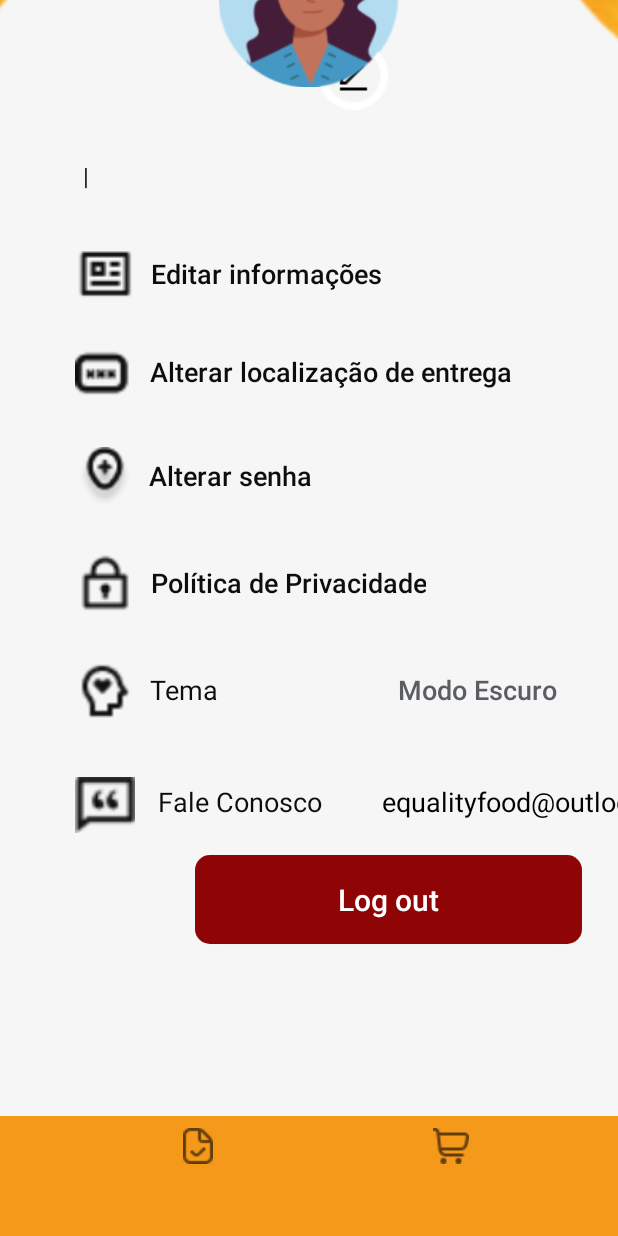
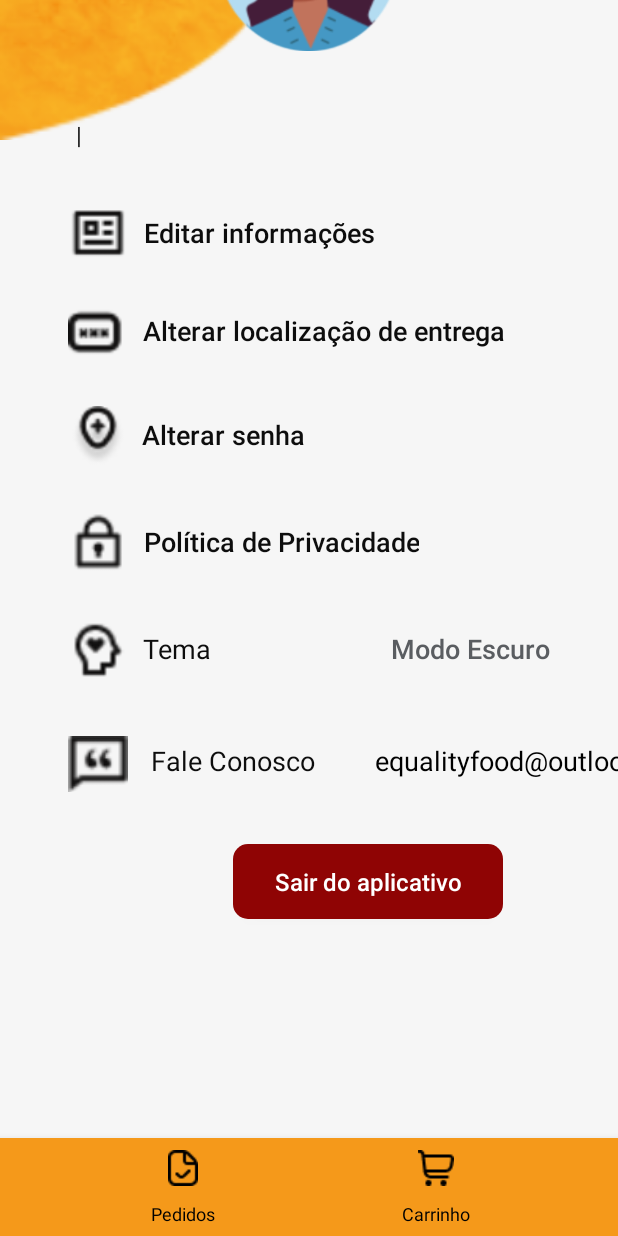
Before and after one commit to Isabelaiff/Equality_Food_Android, an Android app: the home screen opened directly, with no data from a screen before it, item 4 of the bottom bar chosen, on a phone screen of 412 x 824 dp. Run offline under Robolectric (Android 15) with nearby library versions, the phone set to English and light mode, and no system bars; our stand-ins replace Firebase (no records; nobody signed in at launch, a user with empty details on screens opened directly).

Commit message:
Atualizações no menu

```diff
--- a/app/build.gradle
+++ b/app/build.gradle
@@ -24,6 +24,10 @@ android {
             proguardFiles getDefaultProguardFile('proguard-android-optimize.txt'), 'proguard-rules.pro'
         }
     }
+
+    buildFeatures{
+        viewBinding true
+    }
     compileOptions {
         sourceCompatibility JavaVersion.VERSION_1_8
         targetCompatibility JavaVersion.VERSION_1_8
--- a/app/src/main/java/com/example/equalityfood/home.java
+++ b/app/src/main/java/com/example/equalityfood/home.java
@@ -12,17 +12,34 @@ import android.widget.ImageView;
 import android.widget.SearchView;
 import android.widget.Toast;
 
+import com.example.equalityfood.databinding.ActivityHomeBinding;
 import com.google.android.material.bottomnavigation.BottomNavigationView;
 
 public class home extends AppCompatActivity {
 
+    ActivityHomeBinding binding;
     private SearchView searchView;
 
     @Override
     protected void onCreate(Bundle savedInstanceState) {
         super.onCreate(savedInstanceState);
-        setContentView(R.layout.activity_home);
+        binding = ActivityHomeBinding.inflate(getLayoutInflater());
+        setContentView(binding.getRoot());
         searchView = findViewById(R.id.searchView);
+
+        binding.bottomNavigation.setOnItemSelectedListener(item -> {
+            switch (item.getItemId()) {
+                case R.id.menu_page1:
+                    break;
+                case R.id.imageButton4:
+                    break;
+                case R.id.imageButton:
+                    break;
+                case R.id.btnPerfil2:
+                    break;
+            }
+            return true;
+        });
 
         searchView.setOnQueryTextListener(new SearchView.OnQueryTextListener() {
             @Override
@@ -112,16 +129,18 @@ public class home extends AppCompatActivity {
             public boolean onNavigationItemSelected(@NonNull MenuItem item) {
                 switch (item.getItemId()) {
                     case R.id.imageButton4:
-                        Intent intent = new Intent(home.this, Pedidos.class);
-                        startActivity(intent);
+                        startActivity(new Intent(getApplicationContext(), Pedidos.class));
+                        overridePendingTransition(0, 0);
                         return true;
                     case R.id.imageButton:
-                        Intent carrinho = new Intent(home.this, Carrinho.class);
-                        startActivity(carrinho);
+                        startActivity(new Intent(getApplicationContext(), Carrinho.class));
+                        overridePendingTransition(0, 0);
                         return true;
                     case R.id.btnPerfil2:
-                        Intent perfil = new Intent(home.this, Perfil.class);
-                        startActivity(perfil);
+                        startActivity(new Intent(getApplicationContext(), Perfil.class));
+                        overridePendingTransition(0, 0);
+                        return true;
+                    case R.id.menu_page1:
                         return true;
                 }
                 return false;
--- /dev/null
+++ b/app/src/main/res/drawable/selector.xml
@@ -0,0 +1,13 @@
+<?xml version="1.0" encoding="utf-8"?>
+<selector xmlns:android="http://schemas.android.com/apk/res/android">
+
+    <item
+        android:state_selected="true"
+        android:drawable="@color/black"
+        android:color="@color/white"/>
+
+    <item
+        android:state_selected="false"
+        android:color="@color/black"/>
+
+</selector>
--- a/app/src/main/res/layout/activity_pagamento.xml
+++ b/app/src/main/res/layout/activity_pagamento.xml
@@ -61,7 +61,7 @@
         android:orientation="horizontal">
 
         <TextView
-            android:id="@+id/textView2"
+            android:id="@+id/textView31"
             android:layout_width="wrap_content"
             android:layout_height="wrap_content"
             android:layout_marginLeft="60dp"
@@ -91,7 +91,7 @@
         android:orientation="horizontal">
 
         <TextView
-            android:id="@+id/textView2"
+            android:id="@+id/textView20"
             android:layout_width="wrap_content"
             android:layout_height="wrap_content"
             android:layout_marginLeft="60dp"
--- a/app/src/main/res/layout/activity_perfil.xml
+++ b/app/src/main/res/layout/activity_perfil.xml
@@ -12,13 +12,12 @@
 
     <ImageView
         android:id="@+id/imageView2"
-        android:layout_width="710dp"
-        android:layout_height="501dp"
-        android:layout_marginBottom="580dp"
+        android:layout_width="779dp"
+        android:layout_height="529dp"
+        android:layout_marginBottom="576dp"
         android:src="@drawable/cabecalho"
-        app:layout_constraintBottom_toTopOf="@+id/frame_container"
-        app:layout_constraintEnd_toEndOf="parent"
-        app:layout_constraintStart_toStartOf="parent" />
+        app:layout_constraintBottom_toTopOf="@+id/frameLayout"
+        tools:layout_editor_absoluteX="-11dp" />
 
     <ImageView
         android:id="@+id/imageView34"
@@ -39,10 +38,10 @@
         android:contentDescription="bota a descrição aqui"
         app:layout_constraintBottom_toBottomOf="parent"
         app:layout_constraintEnd_toEndOf="parent"
-        app:layout_constraintHorizontal_bias="0.581"
+        app:layout_constraintHorizontal_bias="0.568"
         app:layout_constraintStart_toStartOf="parent"
         app:layout_constraintTop_toTopOf="@+id/imageView2"
-        app:layout_constraintVertical_bias="0.326"
+        app:layout_constraintVertical_bias="0.284"
         app:srcCompat="@drawable/edit_line2" />
 
     <TextView
@@ -76,10 +75,11 @@
         android:id="@+id/linearLayout"
         android:layout_width="561dp"
         android:layout_height="569dp"
+        android:layout_marginTop="420dp"
         android:orientation="vertical"
         app:layout_constraintBottom_toTopOf="@+id/frame_container"
         app:layout_constraintEnd_toEndOf="parent"
-        app:layout_constraintHorizontal_bias="0.41"
+        app:layout_constraintHorizontal_bias="0.439"
         app:layout_constraintStart_toStartOf="parent"
         app:layout_constraintTop_toTopOf="@+id/imageView2"
         app:layout_constraintVertical_bias="0.856">
@@ -314,14 +314,15 @@
 
             <Button
                 android:id="@+id/logout_button"
-                android:layout_width="258dp"
-                android:layout_height="59dp"
-                android:layout_marginLeft="90dp"
+                android:layout_width="180dp"
+                android:layout_height="50dp"
+                android:layout_marginLeft="120dp"
+                android:layout_marginTop="20dp"
                 android:layout_marginBottom="88dp"
                 android:background="@drawable/borda_botao"
-                android:hint="Log out"
+                android:hint="Sair do aplicativo"
                 android:textColorHint="@color/white"
-                android:textSize="20sp"
+                android:textSize="16sp"
                 app:layout_constraintBottom_toBottomOf="parent"
                 app:layout_constraintEnd_toEndOf="parent"
                 app:layout_constraintHorizontal_bias="0.473"
@@ -340,22 +341,27 @@
     </LinearLayout>
 
     <FrameLayout
-        android:id="@+id/frame_container"
-        android:layout_width="752dp"
-        android:layout_height="80dp"
+        android:id="@+id/frameLayout"
+        android:layout_width="0dp"
+        android:layout_height="0dp"
         app:layout_constraintBottom_toBottomOf="parent"
         app:layout_constraintEnd_toEndOf="parent"
-        app:layout_constraintStart_toStartOf="parent">
+        app:layout_constraintStart_toStartOf="parent"
+        app:layout_constraintTop_toTopOf="@+id/bottom_navigation" />
 
-        <com.google.android.material.bottomnavigation.BottomNavigationView
-            android:id="@+id/bottom_navigation"
-            android:layout_width="772dp"
-            android:layout_height="324dp"
-            android:background="#F5991A"
-            app:itemTextColor="#FFFFFF"
-            app:labelVisibilityMode="labeled"
-            app:menu="@menu/menu_drawer" />
-    </FrameLayout>
+    <com.google.android.material.bottomnavigation.BottomNavigationView
+        android:id="@+id/bottom_navigation"
+        android:layout_width="774dp"
+        android:layout_height="65dp"
+        android:background="#F5991A"
+        app:itemTextColor="@drawable/selector"
+        app:itemIconTint="@drawable/selector"
+        app:labelVisibilityMode="labeled"
+        app:layout_constraintBottom_toBottomOf="parent"
+        app:layout_constraintEnd_toEndOf="parent"
+        app:layout_constraintStart_toStartOf="parent"
+        app:menu="@menu/menu_drawer"/>
+
 
 
 </androidx.constraintlayout.widget.ConstraintLayout>
```
Also changed, not shown: app/src/main/java/com/example/equalityfood/Perfil.java (+9 -6 lines), app/src/main/res/layout/activity_home.xml (+8 -8 lines).
